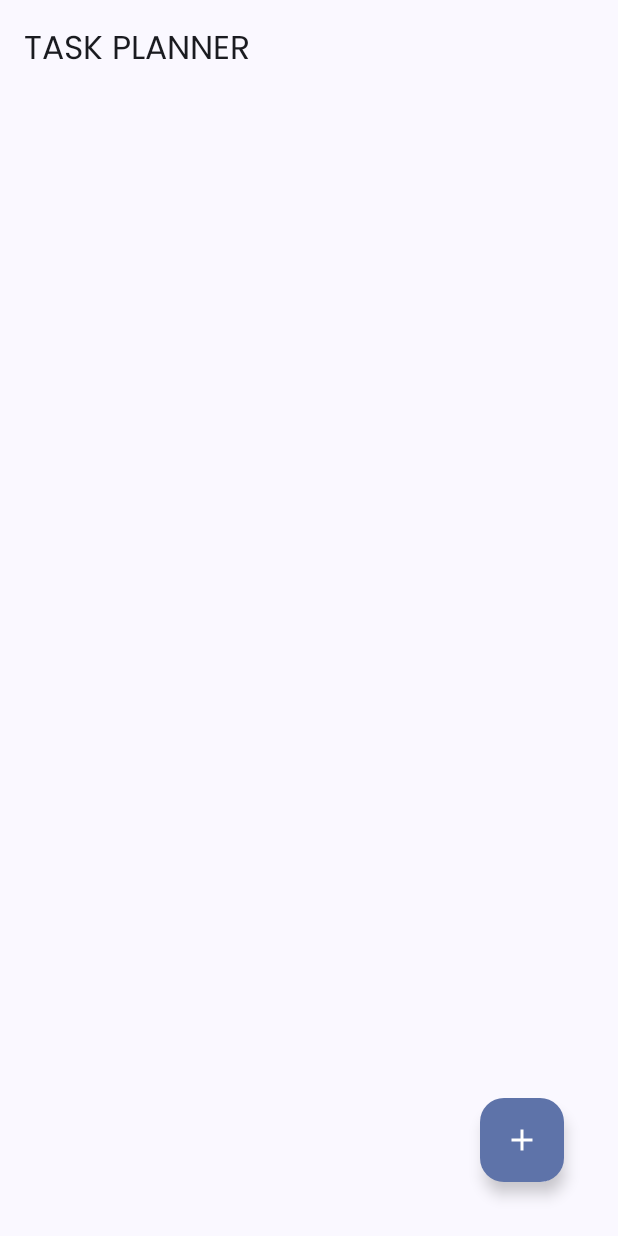
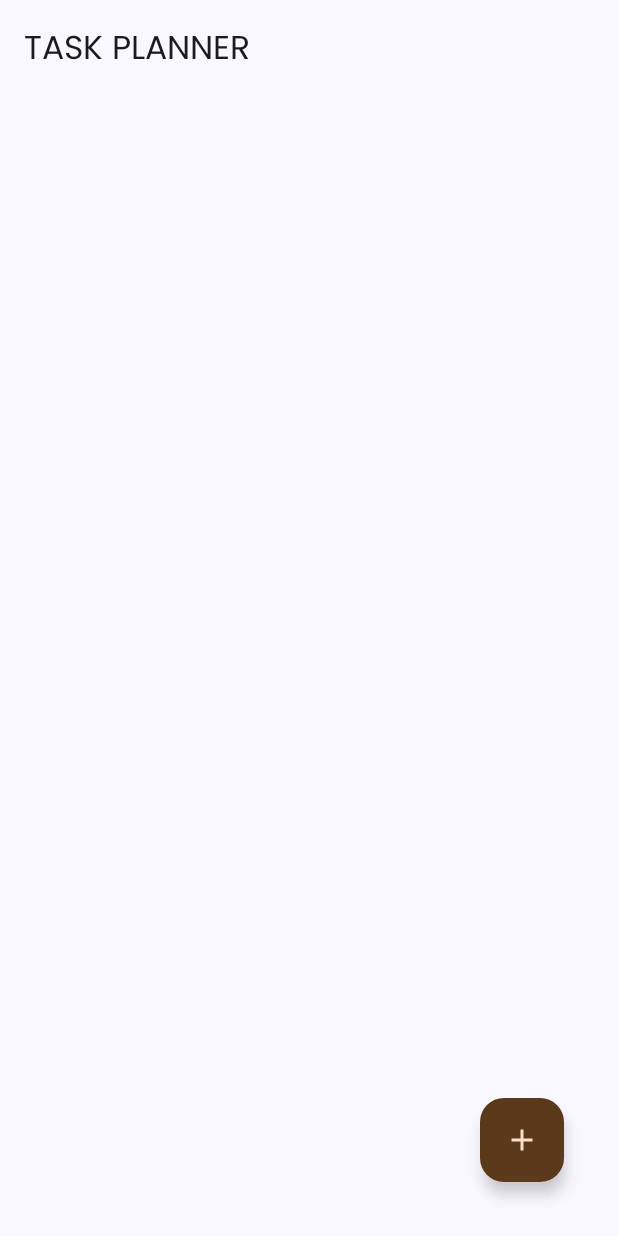
Before and after one commit to haniefa/taskplanner, an Android app built with Jetpack Compose: the screen it shows after launch (MainActivity), on a phone screen of 412 x 824 dp. Run offline under Robolectric (Android 15) with nearby library versions, the phone set to English and light mode, and no system bars.

Commit message:
update warna icon create task

```diff
--- a/app/src/main/java/com/example/tahubulatz/HomePage.kt
+++ b/app/src/main/java/com/example/tahubulatz/HomePage.kt
@@ -69,8 +69,9 @@ fun HomePage(
             floatingActionButton = {
                 FloatingActionButton(
                     modifier = Modifier.padding(20.dp),
-                    onClick = { navigateToCreateTask() }) {
-                    Icon(Icons.Default.Add, contentDescription = "Add Task")
+                    onClick = { navigateToCreateTask() },
+                    containerColor = Color(0xFF5B3A1B) ){
+                    Icon(Icons.Default.Add, contentDescription = "Add Task", tint = Color(0xFFFAE0C9))
                 }
             }
         ) {
--- a/app/src/main/java/com/example/tahubulatz/ui/theme/Theme.kt
+++ b/app/src/main/java/com/example/tahubulatz/ui/theme/Theme.kt
@@ -10,6 +10,7 @@ import androidx.compose.material3.dynamicLightColorScheme
 import androidx.compose.material3.lightColorScheme
 import androidx.compose.runtime.Composable
 import androidx.compose.runtime.SideEffect
+import androidx.compose.ui.graphics.Color
 import androidx.compose.ui.graphics.toArgb
 import androidx.compose.ui.platform.LocalContext
 import androidx.compose.ui.platform.LocalView
@@ -24,9 +25,8 @@ private val DarkColorScheme = darkColorScheme(
 private val LightColorScheme = lightColorScheme(
     primary = Purple40,
     secondary = PurpleGrey40,
-    tertiary = Pink40
+    tertiary = Pink40,
 
-    /* Other default colors to override
     background = Color(0xFCF4ED),
     surface = Color(0xFFFFFBFE),
     onPrimary = Color.White,
@@ -34,7 +34,6 @@ private val LightColorScheme = lightColorScheme(
     onTertiary = Color.White,
     onBackground = Color(0xFCF4ED),
     onSurface = Color(0xFF1C1B1F),
-    */
 )
 
 @Composable
```
